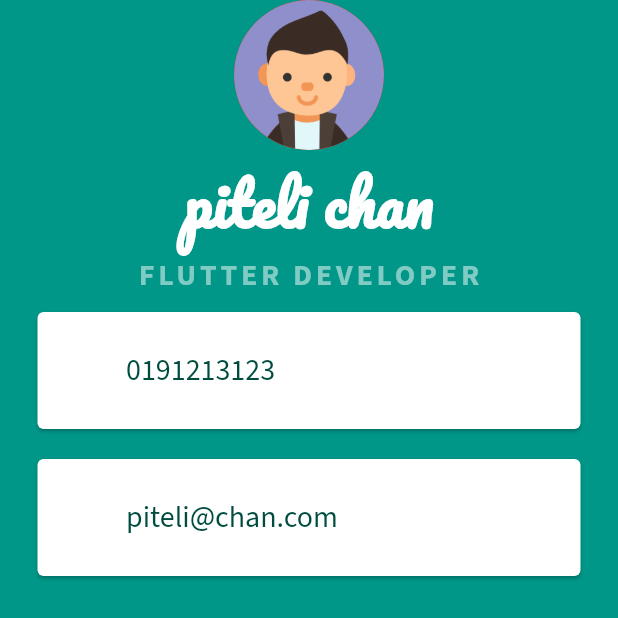
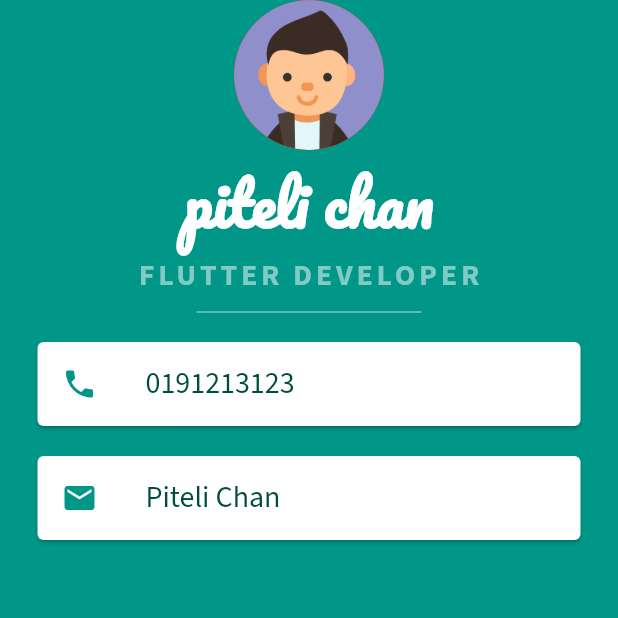
Before and after one commit to piteli/piteli-mi-card, a Flutter app: the screen it shows after launch, on a phone screen of 412 x 824 dp. Shown: the top 618 px of the screen. Run offline on Flutter 3.47's test engine with Material 2 defaults, Android fonts, the phone set to English and light mode, and no system bars.

Commit message:
updated 7

```diff
--- a/lib/main.dart
+++ b/lib/main.dart
@@ -33,22 +33,20 @@ class MyApp extends StatelessWidget {
                           fontWeight: FontWeight.bold,
                           letterSpacing: 2.5
                           ),),
+                    SizedBox(height : 20.0, width : 150.0,
+                      child : Divider(
+                        color : Colors.teal.shade100
+                      )
+                    ),
                     Card(
 //                      padding : EdgeInsets.all(10.0),
                       color : Colors.white,
                       margin : EdgeInsets.symmetric(vertical : 10.0, horizontal: 25.0),
-                      child:  Padding(
-                        padding: EdgeInsets.all(25.0),
-                        child: Row(
-                          children: <Widget>[
-                            Icon(
-                                Icons.phone,
-                                color : Colors.white
+                      child: ListTile(
+                        leading: Icon(
+                          Icons.phone, color: Colors.teal
                         ),
-                            SizedBox(
-                              width : 10.0
-                            ),
-                            Text(
+                        title : Text(
                             '0191213123',
                             style: TextStyle(
                                 color : Colors.teal.shade900,
@@ -56,35 +54,24 @@ class MyApp extends StatelessWidget {
                                 fontSize : 20.0
                             )
                         )
-                          ]
-                        ),
                       )
                     ),
                     Card(
-//                        padding : EdgeInsets.all(10.0),
+//                      padding : EdgeInsets.all(10.0),
                         color : Colors.white,
                         margin : EdgeInsets.symmetric(vertical : 10.0, horizontal: 25.0),
-                        child: Padding(
-                          padding: EdgeInsets.all(25.0),
-                          child: Row(
-                              children: <Widget>[
-                                Icon(
-                                    Icons.email,
-                                    color : Colors.white
+                        child: ListTile(
+                            leading: Icon(
+                                Icons.email, color: Colors.teal
                             ),
-                                SizedBox(
-                                    width : 10.0
-                                ),
-                                Text(
-                                    'piteli@chan.com',
+                            title : Text(
+                                'Piteli Chan',
                                 style: TextStyle(
                                     color : Colors.teal.shade900,
                                     fontFamily : 'Source Sans Pro',
                                     fontSize : 20.0
                                 )
                             )
-                              ]
-                          ),
                         )
                     )
         ]
```
Lines whose indentation alone changed are shown as unchanged.
